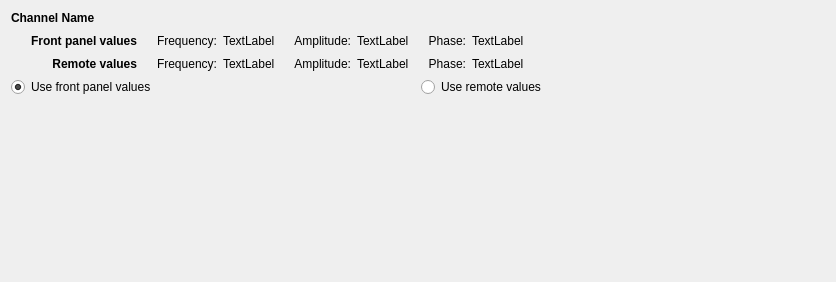
First picture: the form in tab_value_changed_dds.ui, repository labscript-suite/blacs, before the edit.
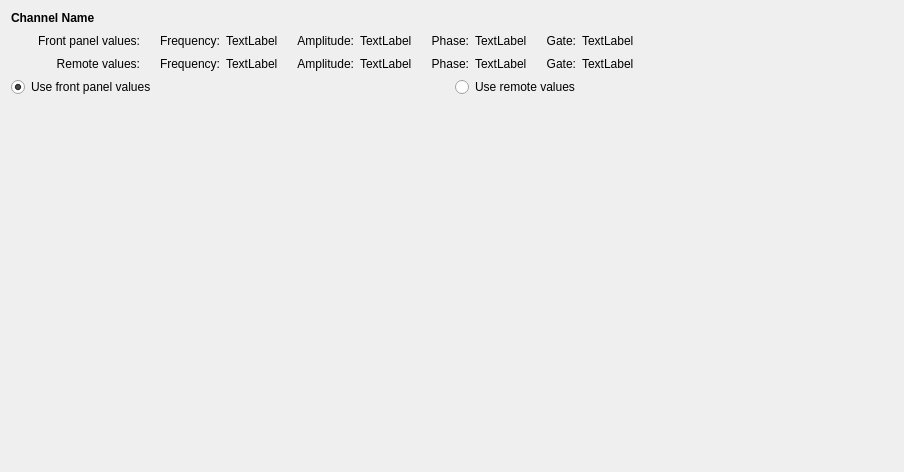
Second picture: the form after the edit.

Commit message: Implemented DDS remote value checking (untested)

The edit to the form file:
```diff
--- a/tab_value_changed_dds.ui
+++ b/tab_value_changed_dds.ui
@@ -6,8 +6,8 @@
    <rect>
     <x>0</x>
     <y>0</y>
-    <width>836</width>
-    <height>282</height>
+    <width>904</width>
+    <height>472</height>
    </rect>
   </property>
   <property name="windowTitle">
@@ -29,50 +29,7 @@
    </item>
    <item>
     <layout class="QGridLayout" name="gridLayout">
-     <item row="0" column="2">
-      <widget class="QLabel" name="front_frequency_label">
-       <property name="text">
-        <string>    Frequency:</string>
-       </property>
-       <property name="alignment">
-        <set>Qt::AlignRight|Qt::AlignTrailing|Qt::AlignVCenter</set>
-       </property>
-      </widget>
-     </item>
-     <item row="1" column="2">
-      <widget class="QLabel" name="remote_frequency_label">
-       <property name="text">
-        <string>    Frequency:</string>
-       </property>
-       <property name="alignment">
-        <set>Qt::AlignRight|Qt::AlignTrailing|Qt::AlignVCenter</set>
-       </property>
-      </widget>
-     </item>
-     <item row="1" column="1">
-      <widget class="QLabel" name="remote_row_label">
-       <property name="text">
-        <string>&lt;b&gt;Remote values&lt;/b&gt;</string>
-       </property>
-       <property name="alignment">
-        <set>Qt::AlignRight|Qt::AlignTrailing|Qt::AlignVCenter</set>
-       </property>
-      </widget>
-     </item>
-     <item row="0" column="1">
-      <widget class="QLabel" name="front_row_label">
-       <property name="text">
-        <string>&lt;b&gt;Front panel values&lt;/b&gt;</string>
-       </property>
-       <property name="textFormat">
-        <enum>Qt::AutoText</enum>
-       </property>
-       <property name="alignment">
-        <set>Qt::AlignRight|Qt::AlignTrailing|Qt::AlignVCenter</set>
-       </property>
-      </widget>
-     </item>
-     <item row="0" column="8">
+     <item row="0" column="9">
       <spacer name="horizontalSpacer">
        <property name="orientation">
         <enum>Qt::Horizontal</enum>
@@ -85,92 +42,162 @@
        </property>
       </spacer>
      </item>
-     <item row="1" column="4">
-      <widget class="QLabel" name="remote_amplitude_label">
-       <property name="text">
-        <string>    Amplitude:</string>
-       </property>
-       <property name="alignment">
-        <set>Qt::AlignRight|Qt::AlignTrailing|Qt::AlignVCenter</set>
-       </property>
-      </widget>
-     </item>
-     <item row="1" column="3">
-      <widget class="QLabel" name="remote_frequency_value">
-       <property name="text">
-        <string>TextLabel</string>
-       </property>
-      </widget>
-     </item>
-     <item row="1" column="5">
-      <widget class="QLabel" name="remote_amplitude_value">
-       <property name="text">
-        <string>TextLabel</string>
-       </property>
-      </widget>
-     </item>
      <item row="1" column="6">
-      <widget class="QLabel" name="remote_phase_label">
-       <property name="text">
-        <string>    Phase:</string>
-       </property>
-       <property name="alignment">
-        <set>Qt::AlignRight|Qt::AlignTrailing|Qt::AlignVCenter</set>
-       </property>
-      </widget>
-     </item>
-     <item row="1" column="7">
       <widget class="QLabel" name="remote_phase_value">
        <property name="text">
         <string>TextLabel</string>
        </property>
       </widget>
      </item>
-     <item row="0" column="4">
-      <widget class="QLabel" name="front_amplitude_label">
-       <property name="text">
-        <string>    Amplitude:</string>
-       </property>
-       <property name="alignment">
-        <set>Qt::AlignRight|Qt::AlignTrailing|Qt::AlignVCenter</set>
-       </property>
-      </widget>
-     </item>
-     <item row="0" column="6">
-      <widget class="QLabel" name="front_phase_label">
-       <property name="text">
-        <string>    Phase:</string>
-       </property>
-       <property name="alignment">
-        <set>Qt::AlignRight|Qt::AlignTrailing|Qt::AlignVCenter</set>
-       </property>
-      </widget>
-     </item>
      <item row="0" column="5">
-      <widget class="QLabel" name="front_amplitude_value">
+      <widget class="QLabel" name="front_phase_label">
        <property name="text">
-        <string>TextLabel</string>
+        <string>    Phase:</string>
+       </property>
+       <property name="alignment">
+        <set>Qt::AlignRight|Qt::AlignTrailing|Qt::AlignVCenter</set>
        </property>
       </widget>
      </item>
-     <item row="0" column="7">
+     <item row="0" column="6">
       <widget class="QLabel" name="front_phase_value">
        <property name="text">
         <string>TextLabel</string>
        </property>
       </widget>
      </item>
-     <item row="0" column="3">
-      <widget class="QLabel" name="front_frequency_value">
+     <item row="1" column="5">
+      <widget class="QLabel" name="remote_phase_label">
        <property name="text">
+        <string>    Phase:</string>
+       </property>
+       <property name="alignment">
+        <set>Qt::AlignRight|Qt::AlignTrailing|Qt::AlignVCenter</set>
+       </property>
+      </widget>
+     </item>
+     <item row="0" column="7">
+      <widget class="QLabel" name="front_gate_label">
+       <property name="text">
+        <string>    Gate:</string>
+       </property>
+       <property name="alignment">
+        <set>Qt::AlignRight|Qt::AlignTrailing|Qt::AlignVCenter</set>
+       </property>
+      </widget>
+     </item>
+     <item row="1" column="0">
+      <widget class="QLabel" name="remote_row_label">
+       <property name="text">
+        <string>Remote values:</string>
+       </property>
+       <property name="alignment">
+        <set>Qt::AlignRight|Qt::AlignTrailing|Qt::AlignVCenter</set>
+       </property>
+      </widget>
+     </item>
+     <item row="1" column="2">
+      <widget class="QLabel" name="remote_freq_value">
+       <property name="text">
         <string>TextLabel</string>
        </property>
       </widget>
      </item>
+     <item row="1" column="1">
+      <widget class="QLabel" name="remote_freq_label">
+       <property name="text">
+        <string>    Frequency:</string>
+       </property>
+       <property name="alignment">
+        <set>Qt::AlignRight|Qt::AlignTrailing|Qt::AlignVCenter</set>
+       </property>
+      </widget>
+     </item>
+     <item row="1" column="4">
+      <widget class="QLabel" name="remote_amp_value">
+       <property name="text">
+        <string>TextLabel</string>
+       </property>
+      </widget>
+     </item>
+     <item row="1" column="3">
+      <widget class="QLabel" name="remote_amp_label">
+       <property name="text">
+        <string>    Amplitude:</string>
+       </property>
+       <property name="alignment">
+        <set>Qt::AlignRight|Qt::AlignTrailing|Qt::AlignVCenter</set>
+       </property>
+      </widget>
+     </item>
+     <item row="0" column="2">
+      <widget class="QLabel" name="front_freq_value">
+       <property name="text">
+        <string>TextLabel</string>
+       </property>
+      </widget>
+     </item>
+     <item row="0" column="1">
+      <widget class="QLabel" name="front_freq_label">
+       <property name="text">
+        <string>    Frequency:</string>
+       </property>
+       <property name="alignment">
+        <set>Qt::AlignRight|Qt::AlignTrailing|Qt::AlignVCenter</set>
+       </property>
+      </widget>
+     </item>
      <item row="0" column="0">
-      <widget class="QLabel" name="label_16">
+      <widget class="QLabel" name="front_row_label">
        <property name="text">
-        <string>    </string>
+        <string>        Front panel values:</string>
+       </property>
+       <property name="textFormat">
+        <enum>Qt::AutoText</enum>
+       </property>
+       <property name="alignment">
+        <set>Qt::AlignRight|Qt::AlignTrailing|Qt::AlignVCenter</set>
+       </property>
+      </widget>
+     </item>
+     <item row="0" column="4">
+      <widget class="QLabel" name="front_amp_value">
+       <property name="text">
+        <string>TextLabel</string>
+       </property>
+      </widget>
+     </item>
+     <item row="0" column="3">
+      <widget class="QLabel" name="front_amp_label">
+       <property name="text">
+        <string>    Amplitude:</string>
+       </property>
+       <property name="alignment">
+        <set>Qt::AlignRight|Qt::AlignTrailing|Qt::AlignVCenter</set>
+       </property>
+      </widget>
+     </item>
+     <item row="0" column="8">
+      <widget class="QLabel" name="front_gate_value">
+       <property name="text">
+        <string>TextLabel</string>
+       </property>
+      </widget>
+     </item>
+     <item row="1" column="7">
+      <widget class="QLabel" name="remote_gate_label">
+       <property name="text">
+        <string>    Gate:</string>
+       </property>
+       <property name="alignment">
+        <set>Qt::AlignRight|Qt::AlignTrailing|Qt::AlignVCenter</set>
+       </property>
+      </widget>
+     </item>
+     <item row="1" column="8">
+      <widget class="QLabel" name="remote_gate_value">
+       <property name="text">
+        <string>TextLabel</string>
        </property>
       </widget>
      </item>
```
The commit also changes 1 other file.
